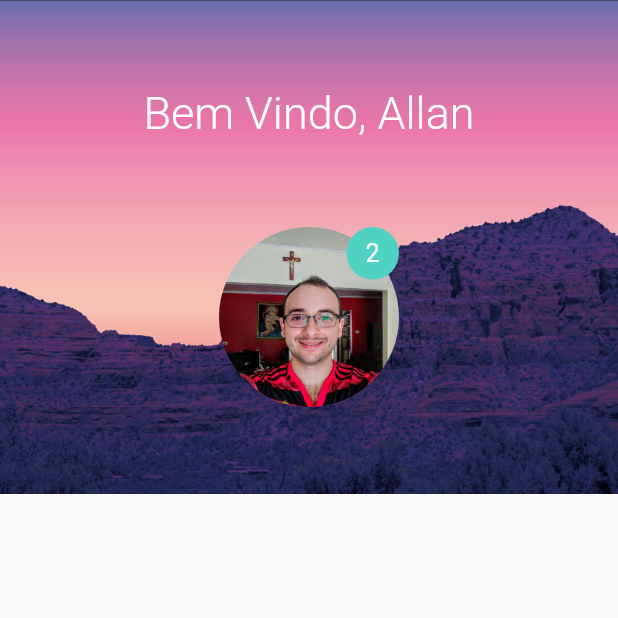
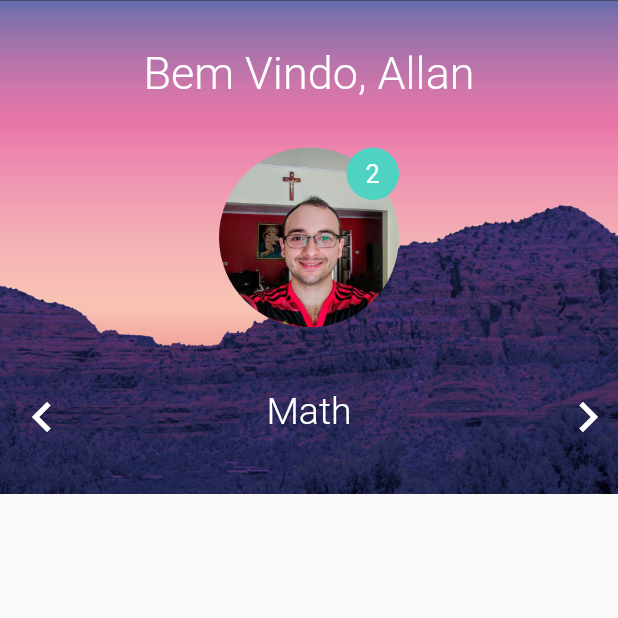
Before and after one commit to allanlucio/advanced_animations_flutter, a Flutter app: the screen it shows after launch, on a phone screen of 412 x 824 dp, the top half of it. Run offline on Flutter 3.47's test engine with Material 2 defaults, Android fonts, the phone set to English and light mode, and no system bars.

Commit message:
HomeScreen top ready

```diff
--- /dev/null
+++ b/lib/screens/home/widgets/category_view.dart
@@ -0,0 +1,62 @@
+import 'package:flutter/material.dart';
+
+class CategoryView extends StatefulWidget {
+  @override
+  _CategoryViewState createState() => _CategoryViewState();
+}
+
+class _CategoryViewState extends State<CategoryView> {
+  List<String> categories = ["Math", "English", "Programming"];
+  int _categorySelected = 0;
+  @override
+  Widget build(BuildContext context) {
+    return Row(
+      mainAxisAlignment: MainAxisAlignment.spaceBetween,
+      children: <Widget>[
+        IconButton(
+          icon: Icon(
+            Icons.navigate_before,
+            size: 40,
+            color: Colors.white,
+          ),
+          color: Colors.white,
+          onPressed: _previous_categorySelected,
+        ),
+        Text(
+          categories[_categorySelected % categories.length],
+          style: TextStyle(
+              color: Colors.white, fontSize: 25, fontWeight: FontWeight.w300),
+        ),
+        IconButton(
+          icon: Icon(
+            Icons.navigate_next,
+            size: 40,
+            color: Colors.white,
+          ),
+          color: Colors.white,
+          onPressed: _next_categorySelected,
+        )
+      ],
+    );
+  }
+
+  int _getCurrent_categorySelected() {
+    return _categorySelected % categories.length;
+  }
+
+  int _next_categorySelected() {
+    setState(() {
+      _categorySelected = _getCurrent_categorySelected() + 1;
+    });
+
+    return _categorySelected;
+  }
+
+  int _previous_categorySelected() {
+    setState(() {
+      _categorySelected = _getCurrent_categorySelected() - 1;
+    });
+
+    return _categorySelected;
+  }
+}
--- a/lib/screens/home/widgets/home_top.dart
+++ b/lib/screens/home/widgets/home_top.dart
@@ -1,3 +1,4 @@
+import 'package:advanced_animations/screens/home/widgets/category_view.dart';
 import 'package:flutter/material.dart';
 
 class HomeTop extends StatelessWidget {
@@ -51,7 +52,8 @@ class HomeTop extends StatelessWidget {
                     shape: BoxShape.circle,
                     color: Color.fromRGBO(80, 210, 194, 1.0)),
               ),
-            )
+            ),
+            CategoryView()
           ],
         ),
       ),
```
